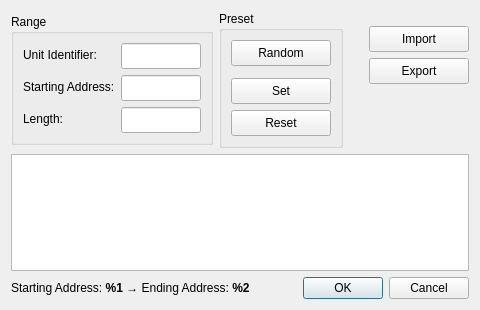
Above: src/dialogs/dialogforcemultiplecoils.ui from sanny32/OpenModSim before the change. Below: the same form after it.
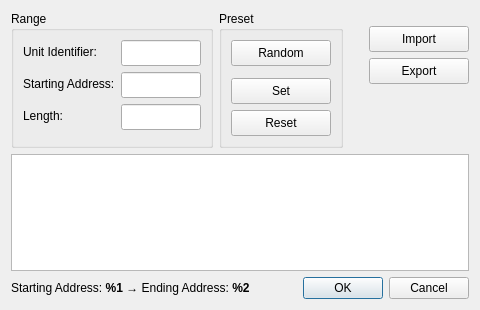
That is the form after the change. Icons and pictures are not drawn. Custom widgets are drawn as their Qt base class.

Commit message: fix: Corrected DialogForceMultipleCoils ui

```diff
--- a/src/dialogs/dialogforcemultiplecoils.ui
+++ b/src/dialogs/dialogforcemultiplecoils.ui
@@ -25,7 +25,7 @@
      <item>
       <widget class="QGroupBox" name="groupBoxRange">
        <property name="sizePolicy">
-        <sizepolicy hsizetype="Fixed" vsizetype="Fixed">
+        <sizepolicy hsizetype="Fixed" vsizetype="Preferred">
          <horstretch>0</horstretch>
          <verstretch>0</verstretch>
         </sizepolicy>
```
Left out of the diff: 2 changed lines with no effect on the pictures.
